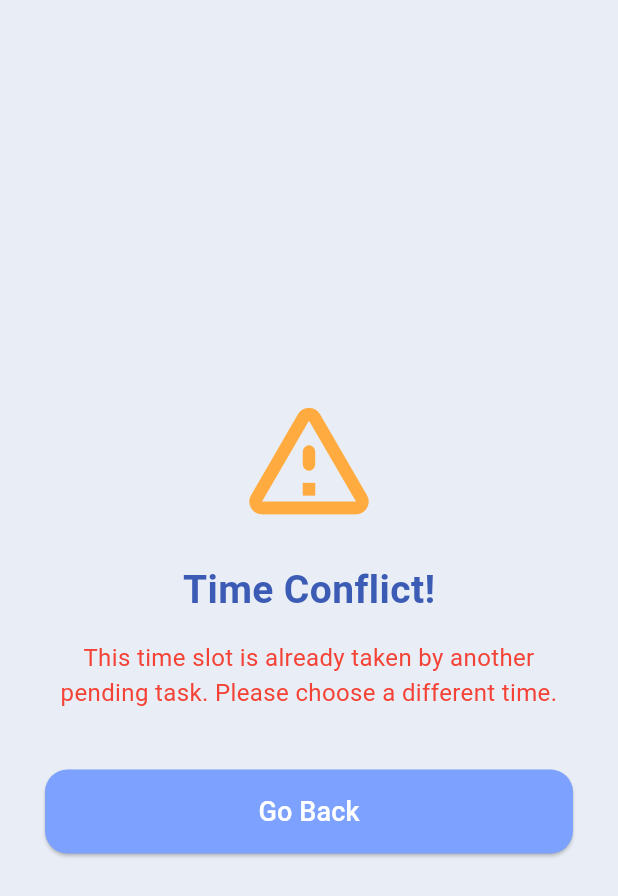
After one commit to Shahdhussein552/Med_Monitor24-7, a Flutter app: the TimeConflictScreen screen opened directly, on a phone screen of 412 x 824 dp. The commit adds this screen. Shown: the top 896 px of the screen. Run offline on Flutter 3.47's test engine with Material 3 defaults, Android fonts, the phone set to English and light mode, and no system bars; our stand-ins replace image_picker, shared_preferences; accounts and stored records are empty.

Commit message:
dd role-based access, delete confirmation, and time conflict warning

```diff
--- /dev/null
+++ b/lib/features/doctor/warning_screen.dart
@@ -0,0 +1,72 @@
+import 'package:flutter/material.dart';
+
+// استخدام نفس الألوان اللي في مشروعك
+class AppColors {
+  static const Color primaryBlue = Color(0xFF7CA1FF);
+  static const Color darkBlue = Color(0xFF3B5BB5);
+  static const Color scaffoldBg = Color(0xFFE9EEF6);
+}
+
+class TimeConflictScreen extends StatelessWidget {
+  const TimeConflictScreen({Key? key}) : super(key: key);
+
+  @override
+  Widget build(BuildContext context) {
+    return Scaffold(
+      backgroundColor: AppColors.scaffoldBg,
+      body: Center(
+        child: Padding(
+          padding: const EdgeInsets.all(30.0),
+          child: Column(
+            mainAxisAlignment: MainAxisAlignment.center,
+            children: [
+              // أيقونة التحذير
+              const Icon(
+                Icons.warning_amber_rounded,
+                size: 100,
+                color: Colors.orangeAccent,
+              ),
+              const SizedBox(height: 20),
+              const Text(
+                "Time Conflict!",
+                style: TextStyle(
+                  fontSize: 26,
+                  fontWeight: FontWeight.bold,
+                  color: AppColors.darkBlue,
+                ),
+              ),
+              const SizedBox(height: 15),
+              const Text(
+                "This time slot is already taken by another pending task. Please choose a different time.",
+                textAlign: TextAlign.center,
+                style: TextStyle(
+                  fontSize: 16,
+                  color: Colors.red,
+                ),
+              ),
+              const SizedBox(height: 40),
+              // زرار العودة لتعديل الوقت
+              SizedBox(
+                width: double.infinity,
+                child: ElevatedButton(
+                  style: ElevatedButton.styleFrom(
+                    backgroundColor: AppColors.primaryBlue,
+                    padding: const EdgeInsets.symmetric(vertical: 15),
+                    shape: RoundedRectangleBorder(
+                      borderRadius: BorderRadius.circular(15),
+                    ),
+                  ),
+                  onPressed: () => Navigator.pop(context),
+                  child: const Text(
+                    "Go Back",
+                    style: TextStyle(color: Colors.white, fontSize: 18),
+                  ),
+                ),
+              ),
+            ],
+          ),
+        ),
+      ),
+    );
+  }
+}
```
Also changed, not shown: lib/features/doctor/add_task_screen.dart (+38 -34 lines).
